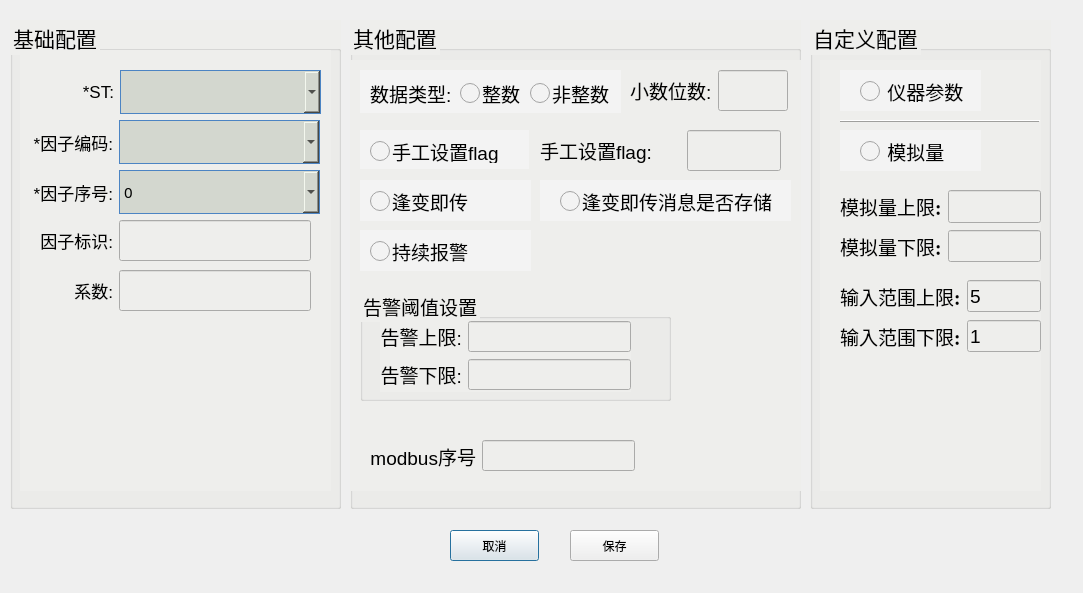
The window that qt-app-master/facedit.ui (aa123Eason/workcode) describes before a commit, drawn with Qt 5.
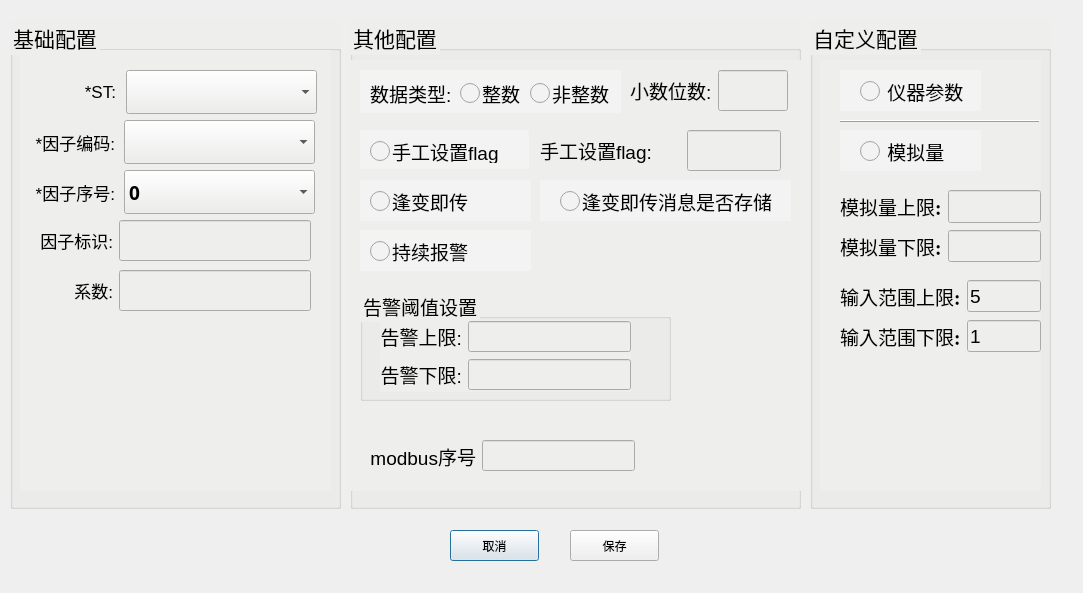
The same window after the commit. Icons and pictures are not drawn.

The edit to the form file:
```diff
--- a/qt-app-master/facedit.ui
+++ b/qt-app-master/facedit.ui
@@ -415,6 +415,24 @@
      <layout class="QHBoxLayout" name="horizontalLayout_37" stretch="3,7">
       <item>
        <widget class="QLabel" name="label_st">
+        <property name="sizePolicy">
+         <sizepolicy hsizetype="Fixed" vsizetype="Preferred">
+          <horstretch>0</horstretch>
+          <verstretch>0</verstretch>
+         </sizepolicy>
+        </property>
+        <property name="minimumSize">
+         <size>
+          <width>82</width>
+          <height>0</height>
+         </size>
+        </property>
+        <property name="maximumSize">
+         <size>
+          <width>82</width>
+          <height>16777215</height>
+         </size>
+        </property>
         <property name="font">
          <font>
           <pointsize>13</pointsize>
@@ -436,42 +454,26 @@
           <verstretch>0</verstretch>
          </sizepolicy>
         </property>
+        <property name="minimumSize">
+         <size>
+          <width>191</width>
+          <height>0</height>
+         </size>
+        </property>
+        <property name="maximumSize">
+         <size>
+          <width>191</width>
+          <height>16777215</height>
+         </size>
+        </property>
         <property name="font">
          <font>
           <family>Source Han Sans CN</family>
-          <pointsize>-1</pointsize>
-          <weight>50</weight>
-          <bold>false</bold>
+          <pointsize>14</pointsize>
+          <weight>75</weight>
+          <bold>true</bold>
          </font>
         </property>
-        <property name="styleSheet">
-         <string notr="true">QComboBox {
-    border: 1px solid #4C84C3;
-	width: 181px;
-	height: 40px;
-	font-size: 15px;
-	font-family: Source Han Sans CN;
-	background-color: rgb(211, 215, 207);
-	font-weight: 400;
-	opacity: 1;
-	border-radius: 0px;
-combobox-popup: 0;	
-}
- 
-QComboBox QAbstractItemView {
-    border-radius:  0px;  
-	background-color: rgb(233, 185, 110);
-	border:1px solid #4C84c3;
- 	selection-background-color: #2019DC;
-}
- 
-QComboBox QAbstractItemView::item {
-    height: 40px;   
-	border: none;
-}
- 
-</string>
-        </property>
        </widget>
       </item>
      </layout>
@@ -488,6 +490,24 @@
      <layout class="QHBoxLayout" name="horizontalLayout_38" stretch="3,7">
       <item>
        <widget class="QLabel" name="label_fcode">
+        <property name="sizePolicy">
+         <sizepolicy hsizetype="Fixed" vsizetype="Preferred">
+          <horstretch>0</horstretch>
+          <verstretch>0</verstretch>
+         </sizepolicy>
+        </property>
+        <property name="minimumSize">
+         <size>
+          <width>82</width>
+          <height>0</height>
+         </size>
+        </property>
+        <property name="maximumSize">
+         <size>
+          <width>82</width>
+          <height>16777215</height>
+         </size>
+        </property>
         <property name="font">
          <font>
           <pointsize>13</pointsize>
@@ -509,42 +529,26 @@
           <verstretch>0</verstretch>
          </sizepolicy>
         </property>
+        <property name="minimumSize">
+         <size>
+          <width>191</width>
+          <height>0</height>
+         </size>
+        </property>
+        <property name="maximumSize">
+         <size>
+          <width>191</width>
+          <height>16777215</height>
+         </size>
+        </property>
         <property name="font">
          <font>
           <family>Source Han Sans CN</family>
-          <pointsize>-1</pointsize>
-          <weight>50</weight>
-          <bold>false</bold>
+          <pointsize>14</pointsize>
+          <weight>75</weight>
+          <bold>true</bold>
          </font>
         </property>
-        <property name="styleSheet">
-         <string notr="true">QComboBox {
-    border: 1px solid #4C84C3;
-	width: 181px;
-	height: 40px;
-	font-size: 15px;
-	font-family: Source Han Sans CN;
-	background-color: rgb(211, 215, 207);
-	font-weight: 400;
-	opacity: 1;
-	border-radius: 0px;
-combobox-popup: 0;	
-}
- 
-QComboBox QAbstractItemView {
-    border-radius:  0px;  
-	background-color: rgb(233, 185, 110);
-	border:1px solid #4C84c3;
- 	selection-background-color: #2019DC;
-}
- 
-QComboBox QAbstractItemView::item {
-    height: 40px;   
-	border: none;
-}
- 
-</string>
-        </property>
        </widget>
       </item>
      </layout>
@@ -561,6 +565,24 @@
      <layout class="QHBoxLayout" name="horizontalLayout_39" stretch="3,7">
       <item>
        <widget class="QLabel" name="label_falias">
+        <property name="sizePolicy">
+         <sizepolicy hsizetype="Fixed" vsizetype="Preferred">
+          <horstretch>0</horstretch>
+          <verstretch>0</verstretch>
+         </sizepolicy>
+        </property>
+        <property name="minimumSize">
+         <size>
+          <width>82</width>
+          <height>0</height>
+         </size>
+        </property>
+        <property name="maximumSize">
+         <size>
+          <width>82</width>
+          <height>16777215</height>
+         </size>
+        </property>
         <property name="font">
          <font>
           <pointsize>13</pointsize>
@@ -582,42 +604,26 @@
           <verstretch>0</verstretch>
          </sizepolicy>
         </property>
+        <property name="minimumSize">
+         <size>
+          <width>191</width>
+          <height>0</height>
+         </size>
+        </property>
+        <property name="maximumSize">
+         <size>
+          <width>191</width>
+          <height>16777215</height>
+         </size>
+        </property>
         <property name="font">
          <font>
           <family>Source Han Sans CN</family>
-          <pointsize>-1</pointsize>
-          <weight>50</weight>
-          <bold>false</bold>
+          <pointsize>14</pointsize>
+          <weight>75</weight>
+          <bold>true</bold>
          </font>
         </property>
-        <property name="styleSheet">
-         <string notr="true">QComboBox {
-    border: 1px solid #4C84C3;
-	width: 181px;
-	height: 40px;
-	font-size: 15px;
-	font-family: Source Han Sans CN;
-	background-color: rgb(211, 215, 207);
-	font-weight: 400;
-	opacity: 1;
-	border-radius: 0px;
-combobox-popup: 0;	
-}
- 
-QComboBox QAbstractItemView {
-    border-radius:  0px;  
-	background-color: rgb(233, 185, 110);
-	border:1px solid #4C84c3;
- 	selection-background-color: #2019DC;
-}
- 
-QComboBox QAbstractItemView::item {
-    height: 40px;   
-	border: none;
-}
- 
-</string>
-        </property>
         <item>
          <property name="text">
           <string>0</string>
```
Left out of the diff: 44 changed lines with no effect on the pictures.
